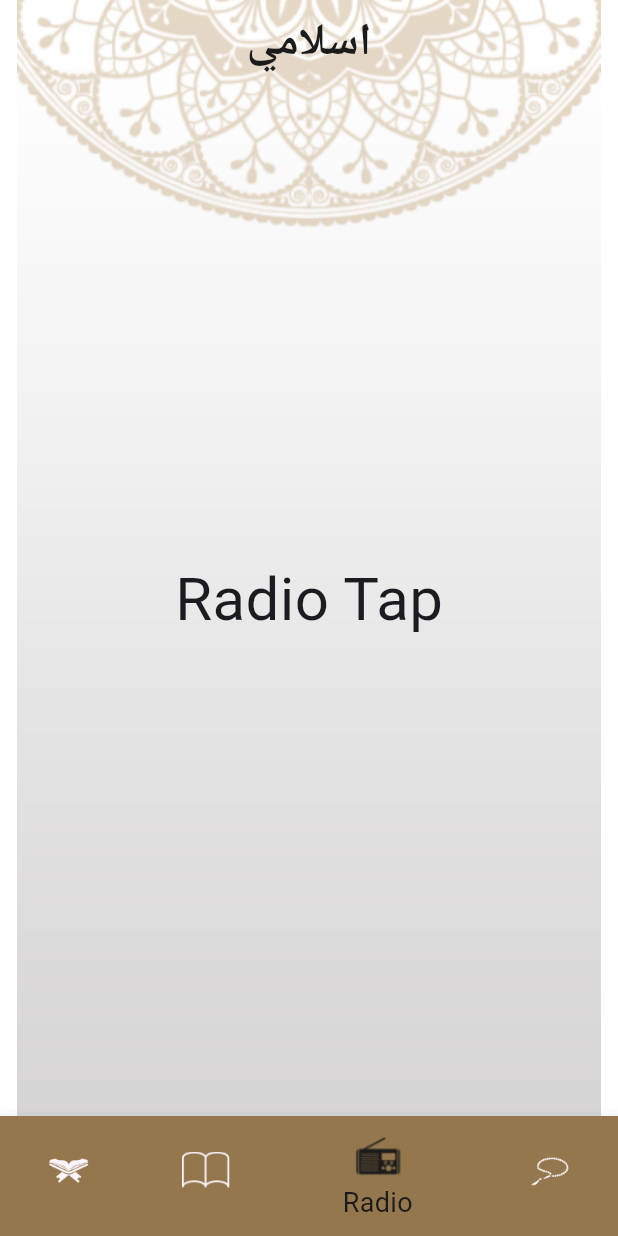
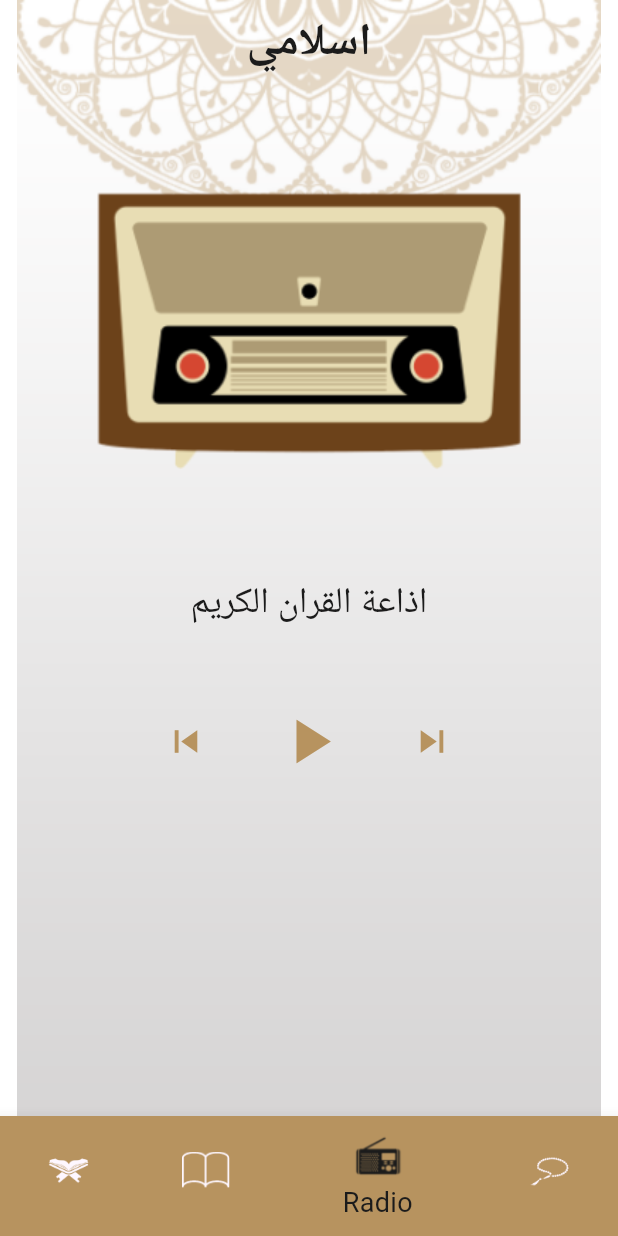
Before and after one commit to mohamedgalalelhamrawy/islami_app, a Flutter app: the screen it shows after launch, item 3 of the bottom bar chosen, on a phone screen of 412 x 824 dp. Run offline on Flutter 3.47's test engine with Material 3 defaults, Android fonts, the phone set to English and light mode, and no system bars.

Commit message:
create the designe of Radio Tab

```diff
--- a/lib/screens/home/tabs/radio.dart
+++ b/lib/screens/home/tabs/radio.dart
@@ -1,15 +1,45 @@
 
  import 'package:flutter/material.dart';
+import 'package:islami_app/utils/app_assets.dart';
+import 'package:islami_app/utils/app_colors.dart';
+import 'package:islami_app/utils/app_styles.dart';
 
 class RadioTab extends StatelessWidget {
     const RadioTab({super.key});
 
     @override
     Widget build(BuildContext context) {
-      return Container(
-      child: Center(
-        child: Text("Radio Tap",style: TextStyle(fontSize: 40),),
-      ),
-    );
+      return Column(
+        children: [
+          SizedBox(height: MediaQuery.of(context).size.width*0.13,),
+          Image.asset(AppAssets.radiologo),
+         SizedBox(height: MediaQuery.of(context).size.width*0.13,),
+           Text("اذاعة القران الكريم",style: AppStyles.titles),
+            SizedBox(height: MediaQuery.of(context).size.width*0.1,),
+          Row(
+            mainAxisAlignment: MainAxisAlignment.center,
+            children: <Widget>[
+              IconButton(
+                color: AppColors.primary,
+                icon: Icon(Icons.skip_previous,size: 30,),
+                onPressed: (){},
+              ),
+              Padding(
+                padding: const EdgeInsets.symmetric(horizontal: 25),
+                child: IconButton(
+                  color: AppColors.primary,
+                  icon: Icon(Icons.play_arrow,size: 50,),
+                  onPressed: (){},
+                ),
+              ),
+              IconButton(
+                color: AppColors.primary,
+                icon: Icon(Icons.skip_next,size: 30,),
+                onPressed:  (){},
+              ),
+            ],
+          ),
+        ],
+      );
     }
   }
--- a/lib/screens/home/tabs/sebha.dart
+++ b/lib/screens/home/tabs/sebha.dart
@@ -9,6 +9,7 @@ class Sebha extends StatelessWidget {
 
     @override
     Widget build(BuildContext context) {
+
       return Container(
         width: double.infinity,
         child: Column(
--- a/lib/utils/app_assets.dart
+++ b/lib/utils/app_assets.dart
@@ -8,4 +8,5 @@ abstract class AppAssets {
   static const String iconSebha = "assets/images/icon_sebha.png";
   static const String quranLogo = "assets/images/qur2an_screen_logo.png";
   static const String sebhaLogo = "assets/images/body_sebha_logo.png";
+  static const String radiologo = "assets/images/radio_image.png";
 }
--- a/lib/utils/app_colors.dart
+++ b/lib/utils/app_colors.dart
@@ -1,7 +1,7 @@
  import 'package:flutter/material.dart';
 
 abstract class AppColors {
-    static const primary = Color(0xff94774D);
+    static const primary = Color(0xffB7935F);
     static const accent = Color(0xff1B1B1B);
     static const whiteColor = Colors.white;
     static const transparentColor = Colors.transparent;
```
